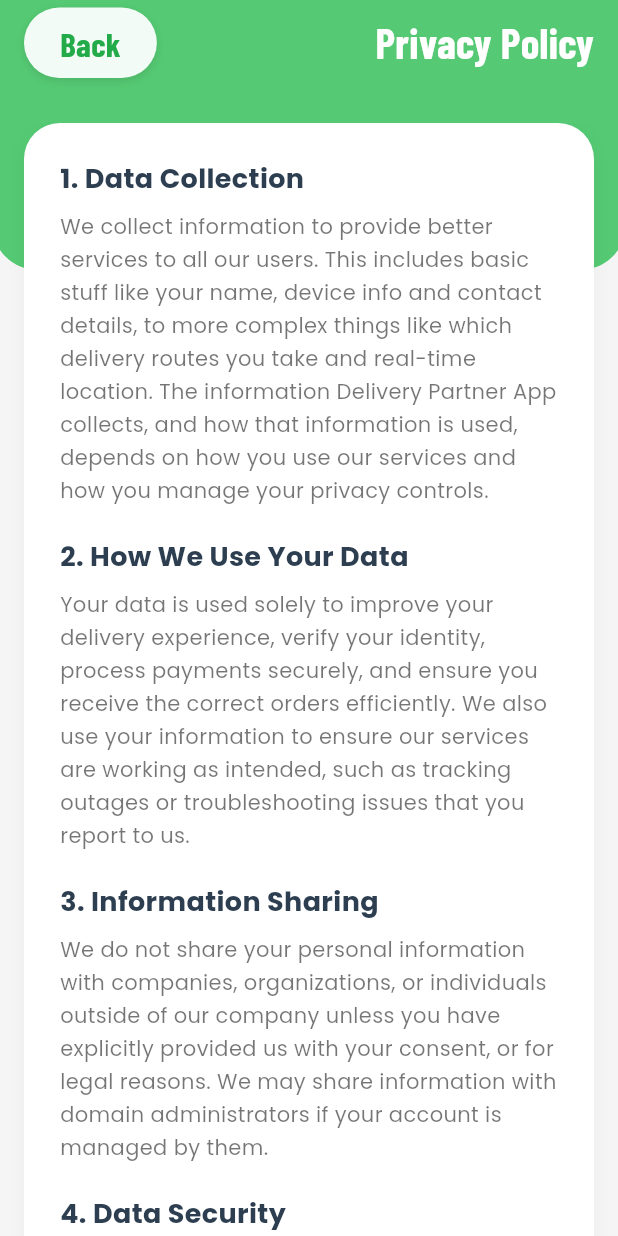
After one commit to SahilParbale/Rider-App, a Flutter app: the PrivacyPolicyScreen screen opened directly, on a phone screen of 412 x 824 dp. The commit adds this screen. Run offline on Flutter 3.47's test engine with Material 3 defaults, Android fonts, the phone set to English and light mode, and no system bars; our stand-ins replace google_fonts, google_maps_flutter; network calls fail.

Commit message:
feat: introduce Privacy & Security screen and its associated Privacy Policy screen.

```diff
--- /dev/null
+++ b/lib/privacy_policy_screen.dart
@@ -0,0 +1,160 @@
+import 'package:flutter/material.dart';
+import 'package:google_fonts/google_fonts.dart';
+import 'constants.dart';
+
+class PrivacyPolicyScreen extends StatelessWidget {
+  const PrivacyPolicyScreen({super.key});
+
+  @override
+  Widget build(BuildContext context) {
+    return Scaffold(
+      backgroundColor: const Color(0xFFF5F5F5),
+      body: Stack(
+        children: [
+          // Green Header
+          Positioned(
+            top: 0,
+            left: -5,
+            right: -5,
+            child: Container(
+              height: 180,
+              decoration: const BoxDecoration(
+                color: AppColors.headerGreen,
+                borderRadius: BorderRadius.only(
+                  bottomLeft: Radius.circular(30),
+                  bottomRight: Radius.circular(30),
+                ),
+              ),
+            ),
+          ),
+
+          SafeArea(
+            child: Column(
+              children: [
+                // Header Content
+                Padding(
+                  padding: const EdgeInsets.fromLTRB(16, 5, 16, 0),
+                  child: Row(
+                    mainAxisAlignment: MainAxisAlignment.spaceBetween,
+                    children: [
+                      GestureDetector(
+                        onTap: () => Navigator.pop(context),
+                        child: Container(
+                          padding: const EdgeInsets.symmetric(horizontal: 24, vertical: 8),
+                          decoration: BoxDecoration(
+                            color: const Color(0xFFF2FBF5),
+                            borderRadius: BorderRadius.circular(30),
+                            boxShadow: [
+                              BoxShadow(
+                                color: Colors.black.withOpacity(0.1),
+                                blurRadius: 4,
+                                offset: const Offset(0, 2),
+                              ),
+                            ],
+                          ),
+                          child: Text(
+                            "Back",
+                            style: GoogleFonts.barlowCondensed(
+                              fontSize: 22,
+                              fontWeight: FontWeight.w700,
+                              color: const Color(0xFF23AA49),
+                            ),
+                          ),
+                        ),
+                      ),
+                      Text(
+                        "Privacy Policy",
+                        style: GoogleFonts.barlowCondensed(
+                          fontSize: 28,
+                          fontWeight: FontWeight.w700,
+                          color: Colors.white,
+                        ),
+                      ),
+                    ],
+                  ),
+                ),
+
+                const SizedBox(height: 30),
+
+                // Main Content
+                Expanded(
+                  child: ListView(
+                    padding: const EdgeInsets.symmetric(horizontal: 16),
+                    physics: const BouncingScrollPhysics(),
+                    children: [
+                        // Content Container
+                        Container(
+                            padding: const EdgeInsets.all(24),
+                            decoration: BoxDecoration(
+                                color: Colors.white,
+                                borderRadius: BorderRadius.circular(24),
+                                boxShadow: [
+                                  BoxShadow(
+                                    color: Colors.black.withOpacity(0.04),
+                                    blurRadius: 10,
+                                    offset: const Offset(0, 4),
+                                  ),
+                                ],
+                            ),
+                            child: Column(
+                                crossAxisAlignment: CrossAxisAlignment.start,
+                                children: [
+                                    _buildSectionTitle("1. Data Collection"),
+                                    _buildSectionContent("We collect information to provide better services to all our users. This includes basic stuff like your name, device info and contact details, to more complex things like which delivery routes you take and real-time location. The information Delivery Partner App collects, and how that information is used, depends on how you use our services and how you manage your privacy controls."),
+                                    const SizedBox(height: 20),
+
+                                    _buildSectionTitle("2. How We Use Your Data"),
+                                    _buildSectionContent("Your data is used solely to improve your delivery experience, verify your identity, process payments securely, and ensure you receive the correct orders efficiently. We also use your information to ensure our services are working as intended, such as tracking outages or troubleshooting issues that you report to us."),
+                                    const SizedBox(height: 20),
+
+                                    _buildSectionTitle("3. Information Sharing"),
+                                    _buildSectionContent("We do not share your personal information with companies, organizations, or individuals outside of our company unless you have explicitly provided us with your consent, or for legal reasons. We may share information with domain administrators if your account is managed by them."),
+                                    const SizedBox(height: 20),
+
+                                    _buildSectionTitle("4. Data Security"),
+                                    _buildSectionContent("We work hard to protect you from unauthorized access, alteration, disclosure, or destruction of information we hold. We use encryption to keep your data private while in transit. We review our information collection, storage, and processing practices, including physical security measures, to prevent unauthorized access to our systems."),
+                                    const SizedBox(height: 20),
+
+                                    _buildSectionTitle("5. Your Rights"),
+                                    _buildSectionContent("You have the right to request access to the personal data we hold about you, request corrections, or request deletion of your data when it is no longer necessary for the purposes it was collected. You can manage your preferences directly in the app settings."),
+                                    const SizedBox(height: 10),
+                                ]
+                            )
+                        ),
+                        const SizedBox(height: 40),
+                    ],
+                  ),
+                ),
+              ],
+            ),
+          ),
+        ],
+      ),
+    );
+  }
+
+  Widget _buildSectionTitle(String title) {
+      return Text(
+          title,
+          style: GoogleFonts.poppins(
+              fontSize: 18,
+              fontWeight: FontWeight.w700,
+              color: const Color(0xFF2C3E50),
+          )
+      );
+  }
+
+  Widget _buildSectionContent(String content) {
+      return Padding(
+          padding: const EdgeInsets.only(top: 8.0),
+          child: Text(
+              content,
+              style: GoogleFonts.poppins(
+                  fontSize: 14,
+                  color: Colors.black54,
+                  height: 1.6,
+              )
+          ),
+      );
+  }
+}
--- a/lib/privacy_security_screen.dart
+++ b/lib/privacy_security_screen.dart
@@ -1,6 +1,7 @@
 import 'package:flutter/material.dart';
 import 'package:google_fonts/google_fonts.dart';
 import 'constants.dart';
+import 'privacy_policy_screen.dart';
 
 class PrivacySecurityScreen extends StatelessWidget {
   const PrivacySecurityScreen({super.key});
@@ -89,6 +90,12 @@ class PrivacySecurityScreen extends StatelessWidget {
                         color: Colors.blue,
                         content: "We value your privacy. Our policy outlines how we collect, use, and protect your information to provide a better delivery experience.",
                         actionText: "Read Full Policy",
+                        onTap: () {
+                          Navigator.push(
+                            context,
+                            MaterialPageRoute(builder: (context) => const PrivacyPolicyScreen()),
+                          );
+                        }
                       ),
 
                       _buildSecuritySection(
@@ -164,6 +171,7 @@ class PrivacySecurityScreen extends StatelessWidget {
     required Color color,
     required String content,
     String? actionText,
+    VoidCallback? onTap,
   }) {
     return Container(
       margin: const EdgeInsets.only(bottom: 20),
@@ -221,7 +229,7 @@ class PrivacySecurityScreen extends StatelessWidget {
                 if (actionText != null) ...[
                   const SizedBox(height: 20),
                   GestureDetector(
-                    onTap: () {},
+                    onTap: onTap ?? () {},
                     child: Container(
                       padding: const EdgeInsets.symmetric(horizontal: 16, vertical: 10),
                       decoration: BoxDecoration(
```
